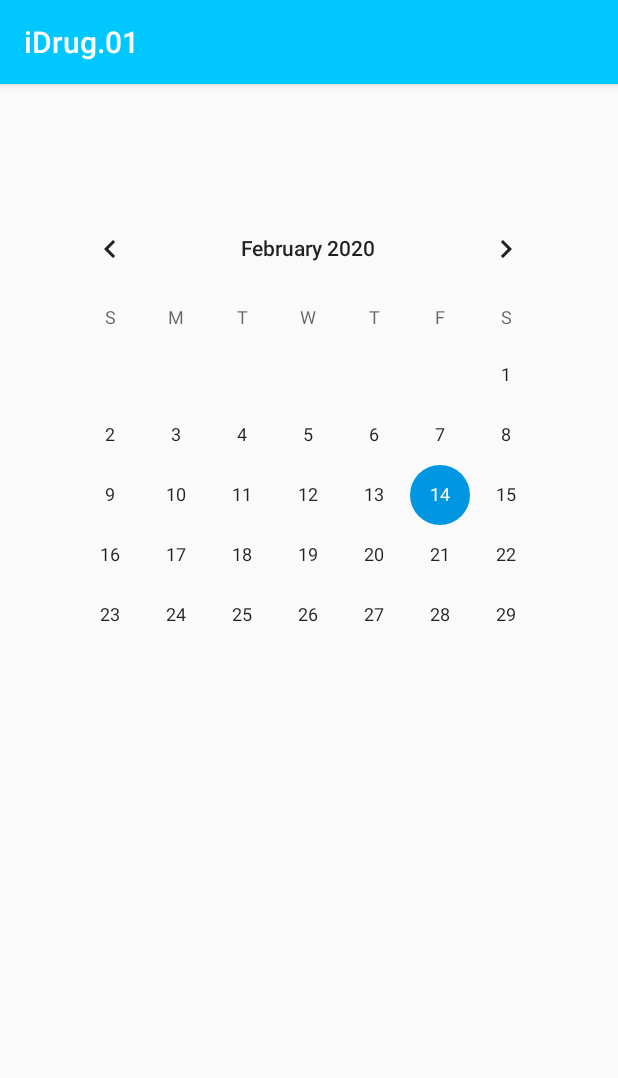
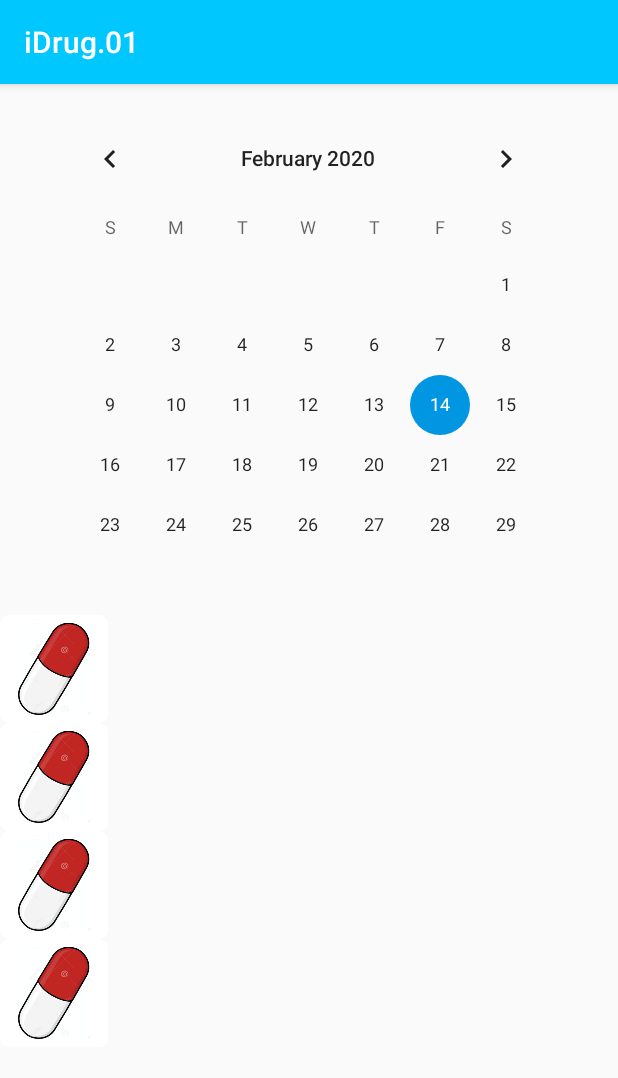
Before and after one commit to iDrug-Medtracker/iDrug-Medtracker, an Android app: the Calendar screen opened directly, with no data from a screen before it, on a phone screen of 412 x 824 dp. Shown: the top 1078 px of the screen. Run offline under Robolectric (Android 15) with nearby library versions, the phone set to English and light mode, and no system bars.

Commit message:
friday 2

```diff
--- a/app/src/main/java/com/example/idrug01/NewPillActivity.java
+++ b/app/src/main/java/com/example/idrug01/NewPillActivity.java
@@ -28,6 +28,7 @@ public class NewPillActivity extends AppCompatActivity {
     private String times;
     private int dosage;
     private int period;
+
 
     @Override
     protected void onCreate(Bundle savedInstanceState) {
@@ -100,12 +101,14 @@ public class NewPillActivity extends AppCompatActivity {
                 int minute = c.get(Calendar.MINUTE);
 
 
+
                 TimePickerDialog timePickerDialog = new TimePickerDialog(NewPillActivity.this,
                         new TimePickerDialog.OnTimeSetListener() {
 
                             @Override
                             public void onTimeSet(TimePicker view, int hourOfDay,
                                                   int minute) {
+
                                 String am_pm = "PM";
                                 if (hourOfDay<12){
                                     am_pm = "AM";
--- a/app/src/main/res/layout/activity_calendar.xml
+++ b/app/src/main/res/layout/activity_calendar.xml
@@ -10,9 +10,42 @@
         android:id="@+id/calendarView"
         android:layout_width="wrap_content"
         android:layout_height="wrap_content"
-        android:layout_marginTop="76dp"
+        android:layout_marginTop="16dp"
         app:layout_constraintEnd_toEndOf="parent"
         app:layout_constraintHorizontal_bias="0.492"
         app:layout_constraintStart_toStartOf="parent"
         app:layout_constraintTop_toTopOf="parent" />
+
+    <ImageView
+        android:id="@+id/imageView6"
+        android:layout_width="wrap_content"
+        android:layout_height="wrap_content"
+        app:layout_constraintStart_toStartOf="parent"
+        app:layout_constraintTop_toBottomOf="@+id/calendarView"
+        app:srcCompat="@mipmap/pill" />
+
+    <ImageView
+        android:id="@+id/imageView11"
+        android:layout_width="wrap_content"
+        android:layout_height="wrap_content"
+        app:layout_constraintStart_toStartOf="parent"
+        app:layout_constraintTop_toBottomOf="@+id/imageView10"
+        app:srcCompat="@mipmap/pill" />
+
+    <ImageView
+        android:id="@+id/imageView12"
+        android:layout_width="wrap_content"
+        android:layout_height="wrap_content"
+        app:layout_constraintStart_toStartOf="parent"
+        app:layout_constraintTop_toBottomOf="@+id/imageView11"
+        app:srcCompat="@mipmap/pill" />
+
+    <ImageView
+        android:id="@+id/imageView10"
+        android:layout_width="wrap_content"
+        android:layout_height="wrap_content"
+        app:layout_constraintStart_toStartOf="parent"
+        app:layout_constraintTop_toBottomOf="@+id/imageView6"
+        app:srcCompat="@mipmap/pill" />
+
 </androidx.constraintlayout.widget.ConstraintLayout>
```
Also changed, not shown: app/src/main/res/layout/activity_new_pill_form.xml (+7 -7 lines).
